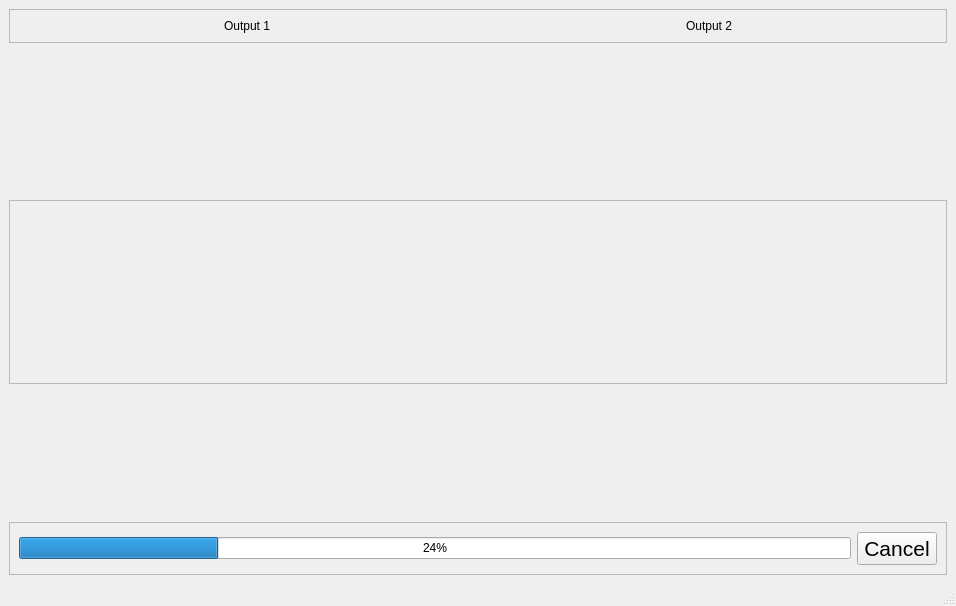
The window that window2.ui (shehab400/Face_Morphing) describes before a commit, drawn with Qt 5.
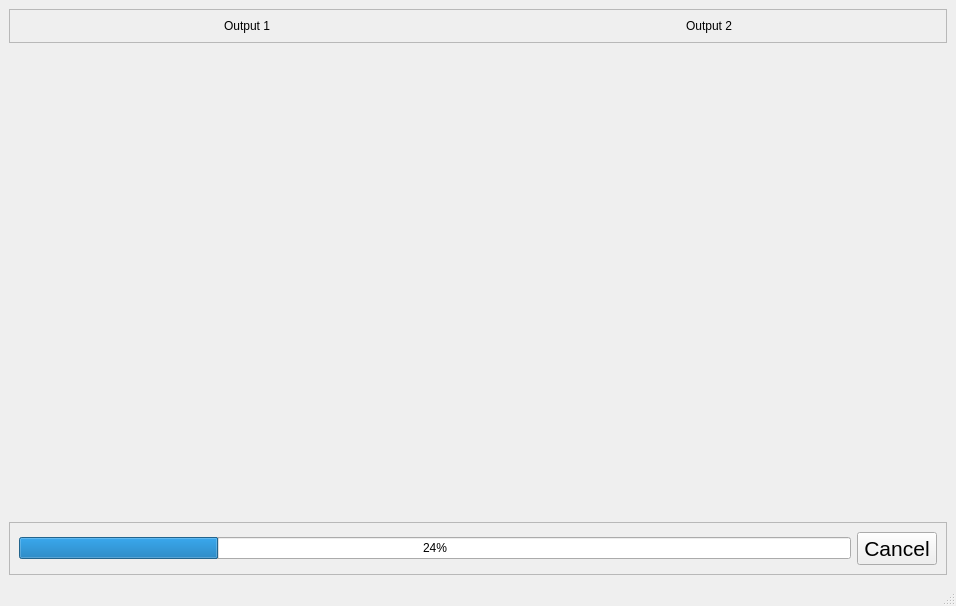
The same window after the commit.

The edit to the form file:
```diff
--- a/window2.ui
+++ b/window2.ui
@@ -42,26 +42,32 @@
      </widget>
     </item>
     <item>
-     <widget class="QFrame" name="frame_3">
-      <property name="frameShape">
-       <enum>QFrame::StyledPanel</enum>
-      </property>
-      <property name="frameShadow">
-       <enum>QFrame::Raised</enum>
-      </property>
+     <widget class="QWidget" name="widget" native="true">
       <layout class="QHBoxLayout" name="horizontalLayout_3">
        <item>
+        <widget class="QWidget" name="widget_2" native="true">
+         <layout class="QGridLayout" name="gridLayout">
+          <item row="0" column="0">
         <widget class="QLabel" name="output_1">
          <property name="text">
           <string/>
          </property>
         </widget>
        </item>
+         </layout>
+        </widget>
+       </item>
        <item>
+        <widget class="QWidget" name="widget_3" native="true">
+         <layout class="QGridLayout" name="gridLayout_2">
+          <item row="0" column="0">
         <widget class="QLabel" name="output_2">
          <property name="text">
           <string/>
          </property>
+           </widget>
+          </item>
+         </layout>
         </widget>
        </item>
       </layout>
```
Lines whose indentation alone changed are shown as unchanged.
